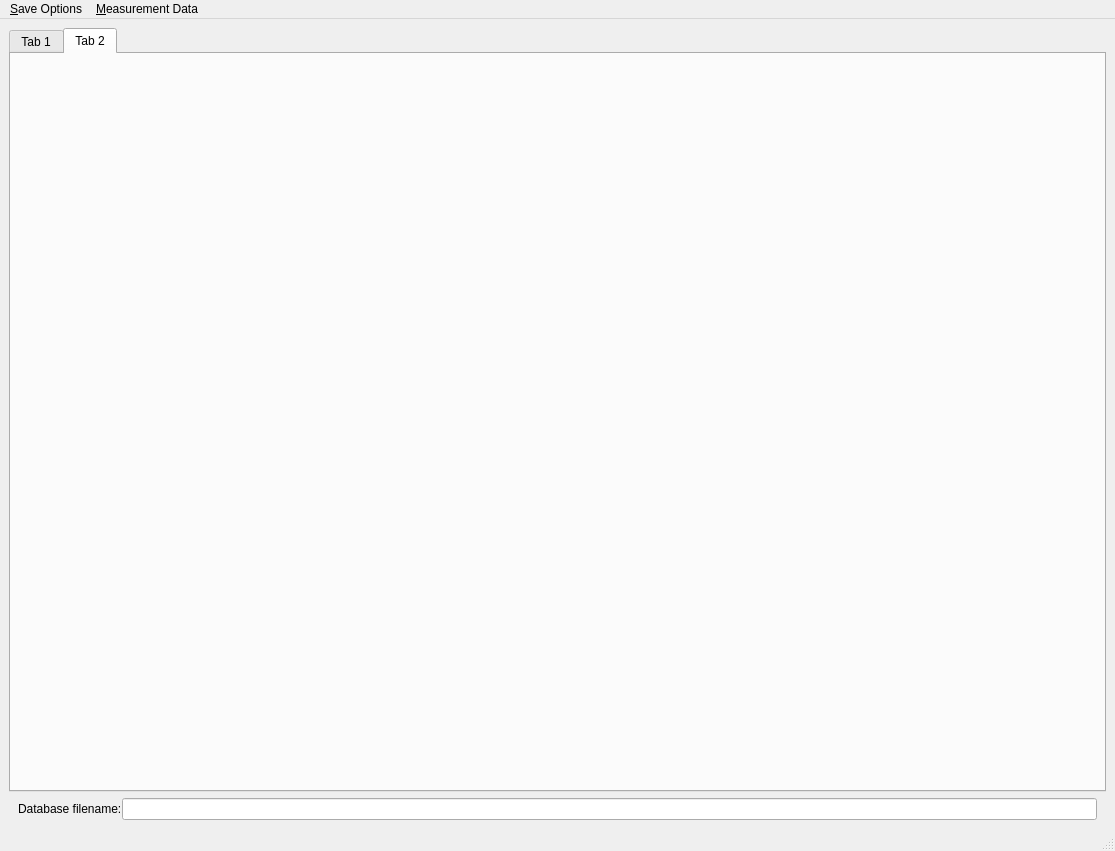
Old version of the form hallbench/gui/ui/hallbenchwindow.ui in the repository lnls-ima/hall-bench-control.
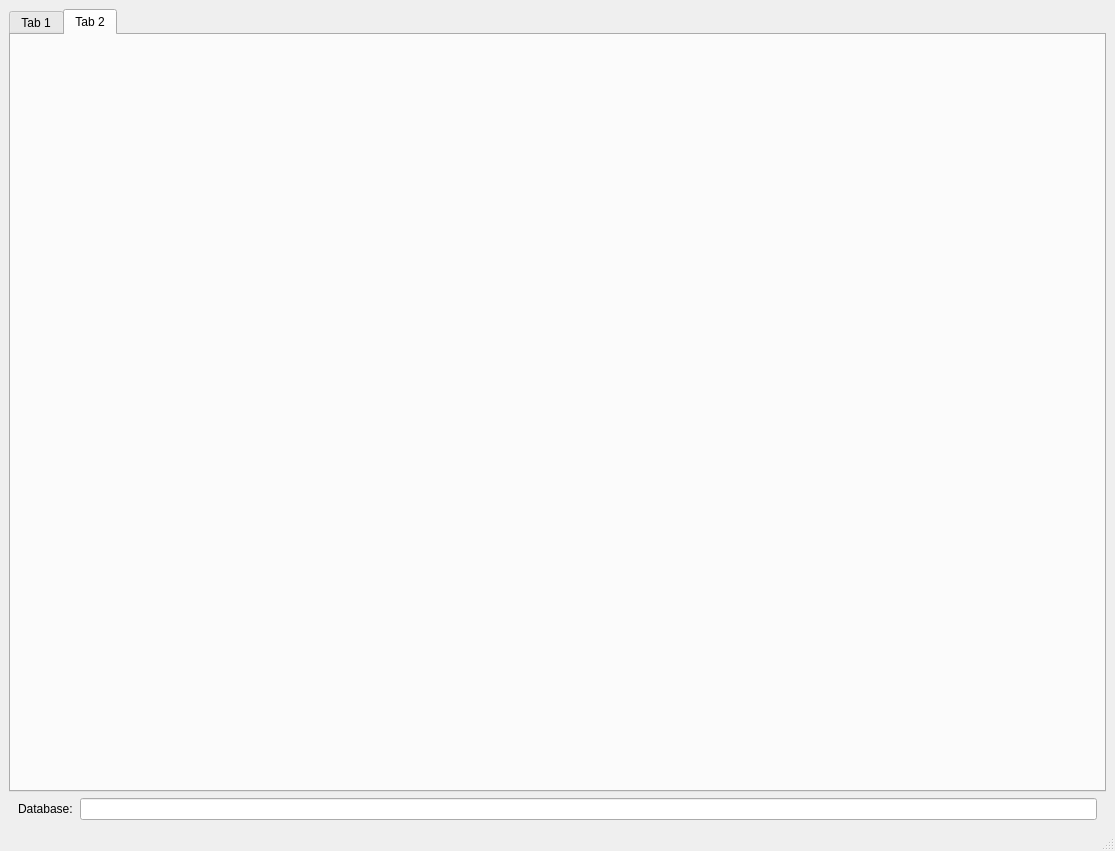
New version of the form.

The edit to the form file:
```diff
--- a/hallbench/gui/ui/hallbenchwindow.ui
+++ b/hallbench/gui/ui/hallbenchwindow.ui
@@ -53,7 +53,7 @@
        <item>
         <widget class="QLabel" name="label">
          <property name="text">
-          <string>Database filename:</string>
+          <string>Database:  </string>
          </property>
         </widget>
        </item>
@@ -78,25 +78,6 @@
      <height>25</height>
     </rect>
    </property>
-   <widget class="QMenu" name="files_menu">
-    <property name="title">
-     <string>&amp;Save Options</string>
-    </property>
-    <addaction name="setdir_act"/>
-    <addaction name="separator"/>
-    <addaction name="saveconfig_act"/>
-    <addaction name="savevoltage_act"/>
-    <addaction name="savefield_act"/>
-   </widget>
-   <widget class="QMenu" name="menu_Measurement_Data">
-    <property name="title">
-     <string>&amp;Measurement Data</string>
-    </property>
-    <addaction name="recoverdata_act"/>
-    <addaction name="plotdata_act"/>
-   </widget>
-   <addaction name="files_menu"/>
-   <addaction name="menu_Measurement_Data"/>
   </widget>
   <widget class="QStatusBar" name="statusbar"/>
   <action name="setdir_act">
```
Left out of the diff: 2 changed lines with no effect on the pictures.
